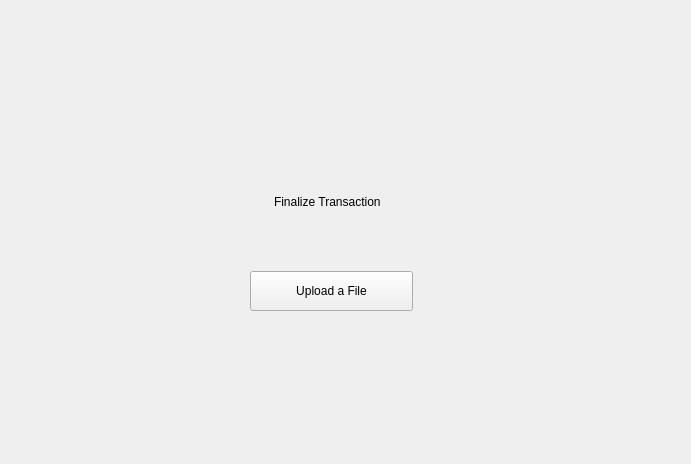
Qt form windows_desktop/g_finalize.ui (0xkobe/mwc-wallet) before a commit.
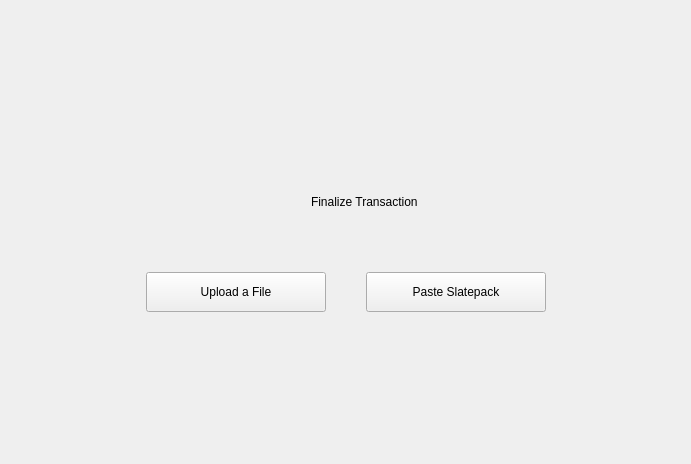
The same form after that commit. Icons and pictures are not drawn. Custom widgets are drawn as their Qt base class.

Commit message: https://github.com/mwcproject/mwc-qt-wallet/issues/684 - Slatepacks integration

```diff
--- a/windows_desktop/g_finalize.ui
+++ b/windows_desktop/g_finalize.ui
@@ -46,22 +46,22 @@
       <widget class="QWidget" name="widget" native="true">
        <property name="minimumSize">
         <size>
-         <width>330</width>
+         <width>400</width>
          <height>180</height>
         </size>
        </property>
        <property name="maximumSize">
         <size>
-         <width>330</width>
+         <width>400</width>
          <height>180</height>
         </size>
        </property>
        <widget class="control::MwcPushButtonNormal" name="uploadFileBtn">
         <property name="geometry">
          <rect>
-          <x>69</x>
-          <y>129</y>
-          <width>163</width>
+          <x>0</x>
+          <y>130</y>
+          <width>180</width>
           <height>40</height>
          </rect>
         </property>
@@ -93,7 +93,7 @@
        <widget class="QLabel" name="label">
         <property name="geometry">
          <rect>
-          <x>6</x>
+          <x>78</x>
           <y>6</y>
           <width>52</width>
           <height>61</height>
@@ -112,9 +112,9 @@
        <widget class="control::MwcLabelLarge" name="label_2">
         <property name="geometry">
          <rect>
-          <x>93</x>
+          <x>165</x>
           <y>33</y>
-          <width>238</width>
+          <width>201</width>
           <height>34</height>
          </rect>
         </property>
@@ -125,6 +125,40 @@
          <set>Qt::AlignBottom|Qt::AlignLeading|Qt::AlignLeft</set>
         </property>
        </widget>
+       <widget class="control::MwcPushButtonNormal" name="pasteSlatepackBtn">
+        <property name="geometry">
+         <rect>
+          <x>220</x>
+          <y>130</y>
+          <width>180</width>
+          <height>40</height>
+         </rect>
+        </property>
+        <property name="minimumSize">
+         <size>
+          <width>0</width>
+          <height>40</height>
+         </size>
+        </property>
+        <property name="maximumSize">
+         <size>
+          <width>16777215</width>
+          <height>40</height>
+         </size>
+        </property>
+        <property name="cursor">
+         <cursorShape>PointingHandCursor</cursorShape>
+        </property>
+        <property name="focusPolicy">
+         <enum>Qt::StrongFocus</enum>
+        </property>
+        <property name="toolTip">
+         <string>Upload response file to finalize</string>
+        </property>
+        <property name="text">
+         <string>Paste Slatepack</string>
+        </property>
+       </widget>
       </widget>
      </item>
      <item>
```
The commit also changes 120 other files.
